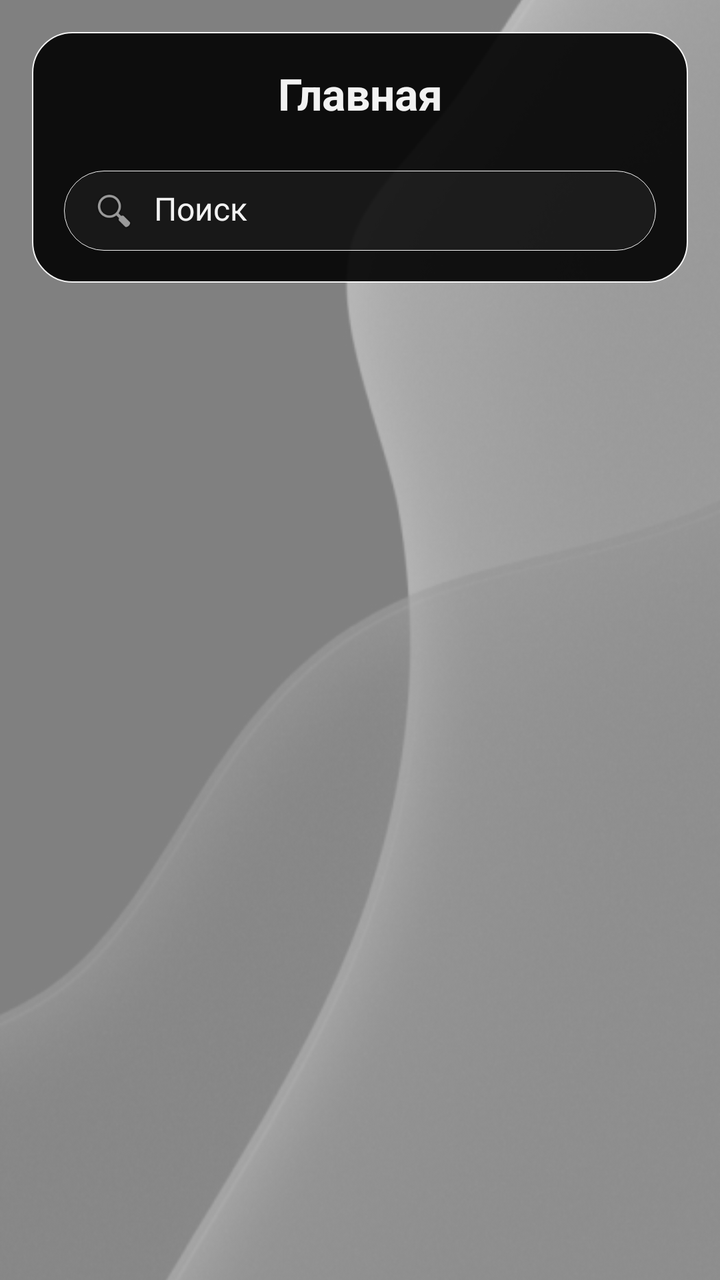
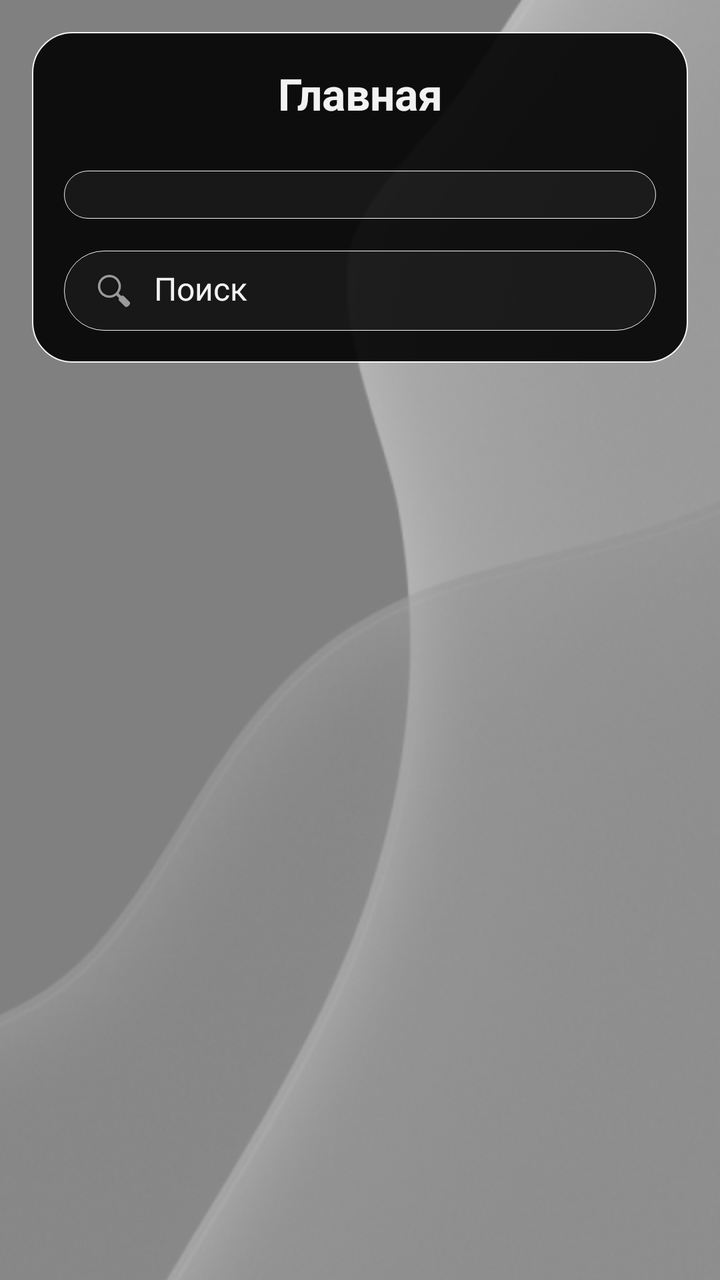

Compare the two renders of this Android layout. The source of the first and the diff that turns it into the second are given below.
<!-- AndroidManifest.xml: application theme Theme.FileViewer.NoStatusBar -->
<!-- res/layout/activity_main.xml -->
<RelativeLayout
    xmlns:android="http://schemas.android.com/apk/res/android"
    android:layout_width="match_parent"
    android:layout_height="match_parent"
    android:background="@color/white">

    <ImageView
        android:layout_width="match_parent"
        android:layout_height="match_parent"
        android:src="@drawable/background_main"
        android:scaleType="centerCrop"
        android:alpha="0.5"/>

    <LinearLayout
        android:layout_width="match_parent"
        android:layout_height="match_parent"
        android:orientation="vertical"
        android:padding="16dp">

        <LinearLayout
            android:layout_width="match_parent"
            android:layout_height="wrap_content"
            android:orientation="vertical"
            android:background="@drawable/header_background"
            android:alpha="0.9">

            <TextView
                android:id="@+id/header"
                android:layout_width="match_parent"
                android:layout_height="wrap_content"
                android:text="Главная"
                android:textStyle="bold"
                android:textColor="#FFFFFF"
                android:gravity="center"
                android:padding="16dp"
                android:textSize="22sp"
                android:layout_marginBottom="8dp"/>

            <LinearLayout
                android:layout_width="match_parent"
                android:layout_height="wrap_content"
                android:orientation="horizontal"
                android:background="@drawable/search_background"
                android:layout_marginBottom="16dp"
                android:layout_marginLeft="16dp"
                android:layout_marginRight="16dp"
                android:padding="8dp">

                <ImageView
                    android:layout_width="24dp"
                    android:layout_height="24dp"
                    android:src="@android:drawable/ic_menu_search"
                    android:layout_gravity="center_vertical"
                    android:layout_marginStart="5dp"/>

                <EditText
                    android:layout_width="0dp"
                    android:layout_height="wrap_content"
                    android:layout_weight="1"
                    android:hint="Поиск"
                    android:background="@android:color/transparent"
                    android:textColor="@color/white"
                    android:textColorHint="@color/white"
                    android:paddingStart="8dp"
                    android:textSize="16sp"/>
            </LinearLayout>
        </LinearLayout>

        <androidx.recyclerview.widget.RecyclerView
            android:id="@+id/recyclerViewCategories"
            android:layout_width="match_parent"
            android:layout_height="0dp"
            android:layout_weight="1"
            android:padding="8dp">

            
            
            
            
            
            
            
            
            
            
            

            
            
            
            

            
            
            
            
            
            
            
            
            

            
            
            
            
            
            
            
            
            
            

            
            
            
            

            
            
            
            
            
            
            
            
            

            
            
            
            
            
            
            
            
            
            

            
            
            
            

            
            
            
            
            
            
            
            
            

            
            
            
            
            
            
            
            
            
            

            
            
            
            

            
            
            
            
            
            
            
            
            

            
            
            
            
            
            
            
            
            
            

            
            
            
            

            
            
            
            
            
            
            
            
            

            
            
            
            
            
            
            
            
            
            

            
            
            
            

            
            
            
            
            
            
            
            
            

            
            
            
            
            
            
            
            
            
            

            
            
            
            

            
            
            
            
            
            
            
            
            

            
            
            
            
            
            
            
            
            
            

            
            
            
            

            
            
            
            
            
            
            
            
            

            
            
            
            
            
            
            
            
            
            

            
            
            
            

            
            
            
            
            
            
            
            
            
        </androidx.recyclerview.widget.RecyclerView>
    </LinearLayout>
</RelativeLayout>
<!-- resources referenced by this layout -->
<resources>
  <color name="white">#FFFFFFFF</color>
  <!-- drawable background_main: png bitmap (drawable, 148924 bytes) -->
  <!-- drawable header_background (drawable) -->
  <?xml version="1.0" encoding="utf-8"?>
  <shape xmlns:android="http://schemas.android.com/apk/res/android"
      android:shape="rectangle">
      <solid android:color="@color/black" />
      <stroke
          android:width="0.5dp"
          android:color="#FFFFFF" />
      <corners android:radius="20dp" />
  </shape>
  <!-- drawable search_background (drawable) -->
  <?xml version="1.0" encoding="utf-8"?>
  <shape xmlns:android="http://schemas.android.com/apk/res/android"
      android:shape="rectangle">
      <solid android:color="#0DFFFFFF" />
      <stroke
          android:width="0.2dp"
          android:color="#FFFFFF" />
      <corners android:radius="20dp" />
  </shape>
  <style name="Theme.FileViewer.NoStatusBar" parent="Theme.MaterialComponents.DayNight.NoActionBar">
          <item name="android:windowFullscreen">true</item>
          <item name="android:windowDrawsSystemBarBackgrounds">false</item>
          <item name="android:windowTranslucentStatus">true</item>
      </style>
  <color name="black">#FF000000</color>
</resources>

<!-- the commit's change to res/layout/activity_main.xml (unified diff, before → after) -->
@@ -44,6 +44,26 @@
                 android:layout_marginBottom="16dp"
                 android:layout_marginLeft="16dp"
                 android:layout_marginRight="16dp"
+                android:padding="12dp">
+
+                <Spinner
+                    android:id="@+id/levelSpinner"
+                    android:layout_width="0dp"
+                    android:layout_height="wrap_content"
+                    android:layout_weight="1"
+                    android:background="@android:color/transparent"
+                    android:popupBackground="@color/white"
+                    />
+            </LinearLayout>
+
+            <LinearLayout
+                android:layout_width="match_parent"
+                android:layout_height="wrap_content"
+                android:orientation="horizontal"
+                android:background="@drawable/search_background"
+                android:layout_marginBottom="16dp"
+                android:layout_marginLeft="16dp"
+                android:layout_marginRight="16dp"
                 android:padding="8dp">
 
                 <ImageView
@@ -54,6 +74,7 @@
                     android:layout_marginStart="5dp"/>
 
                 <EditText
+                    android:id="@+id/searchEditText"
                     android:layout_width="0dp"
                     android:layout_height="wrap_content"
                     android:layout_weight="1"
@@ -71,242 +92,7 @@
             android:layout_width="match_parent"
             android:layout_height="0dp"
             android:layout_weight="1"
-            android:padding="8dp">
+            android:padding="8dp"/>
 
-            
-            
-            
-            
-            
-            
-            
-            
-            
-            
-            
-
-            
-            
-            
-            
-
-            
-            
-            
-            
-            
-            
-            
-            
-            
-
-            
-            
-            
-            
-            
-            
-            
-            
-            
-            
-
-            
-            
-            
-            
-
-            
-            
-            
-            
-            
-            
-            
-            
-            
-
-            
-            
-            
-            
-            
-            
-            
-            
-            
-            
-
-            
-            
-            
-            
-
-            
-            
-            
-            
-            
-            
-            
-            
-            
-
-            
-            
-            
-            
-            
-            
-            
-            
-            
-            
-
-            
-            
-            
-            
-
-            
-            
-            
-            
-            
-            
-            
-            
-            
-
-            
-            
-            
-            
-            
-            
-            
-            
-            
-            
-
-            
-            
-            
-            
-
-            
-            
-            
-            
-            
-            
-            
-            
-            
-
-            
-            
-            
-            
-            
-            
-            
-            
-            
-            
-
-            
-            
-            
-            
-
-            
-            
-            
-            
-            
-            
-            
-            
-            
-
-            
-            
-            
-            
-            
-            
-            
-            
-            
-            
-
-            
-            
-            
-            
-
-            
-            
-            
-            
-            
-            
-            
-            
-            
-
-            
-            
-            
-            
-            
-            
-            
-            
-            
-            
-
-            
-            
-            
-            
-
-            
-            
-            
-            
-            
-            
-            
-            
-            
-
-            
-            
-            
-            
-            
-            
-            
-            
-            
-            
-
-            
-            
-            
-            
-
-            
-            
-            
-            
-            
-            
-            
-            
-            
-        </androidx.recyclerview.widget.RecyclerView>
     </LinearLayout>
 </RelativeLayout>
